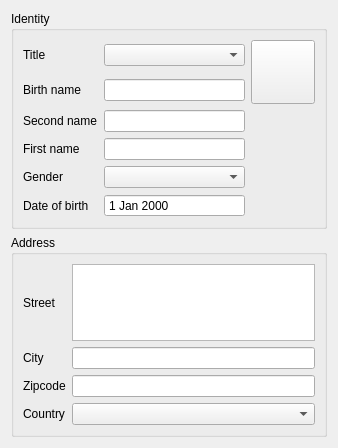
Above: plugins/patientbaseplugin/identitywidget.ui from FreeHealth/freehealth before the change. Below: the same form after it.
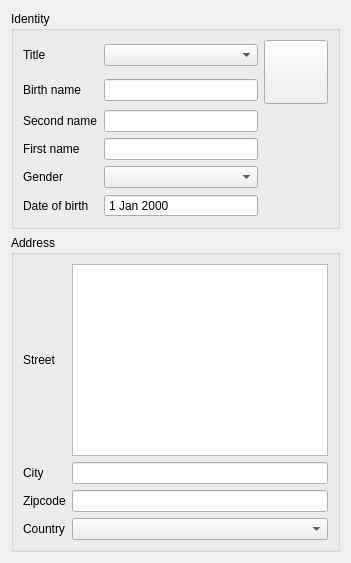
That is the form after the change. Custom widgets are drawn as their Qt base class.

The edit to the form file:
```diff
--- a/plugins/patientbaseplugin/identitywidget.ui
+++ b/plugins/patientbaseplugin/identitywidget.ui
@@ -2,14 +2,6 @@
 <ui version="4.0">
  <class>Patients::Internal::IdentityWidget</class>
  <widget class="QWidget" name="Patients::Internal::IdentityWidget">
-  <property name="geometry">
-   <rect>
-    <x>0</x>
-    <y>0</y>
-    <width>338</width>
-    <height>448</height>
-   </rect>
-  </property>
   <property name="windowTitle">
    <string>Form</string>
   </property>
```
